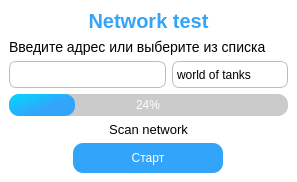
The window that gui/design.ui (linkortv/nettest) describes before a commit, drawn with Qt 5.
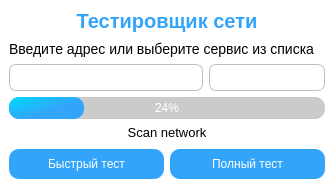
The same window after the commit.

Commit message: Update gitignore and design

Diff of the .ui file:
```diff
--- a/gui/design.ui
+++ b/gui/design.ui
@@ -2,6 +2,14 @@
 <ui version="4.0">
  <class>MainWindow</class>
  <widget class="QMainWindow" name="MainWindow">
+  <property name="geometry">
+   <rect>
+    <x>0</x>
+    <y>0</y>
+    <width>334</width>
+    <height>188</height>
+   </rect>
+  </property>
   <property name="sizePolicy">
    <sizepolicy hsizetype="Fixed" vsizetype="Preferred">
     <horstretch>150</horstretch>
@@ -27,20 +35,20 @@
        <enum>QFrame::Plain</enum>
       </property>
       <property name="text">
-       <string>Network test</string>
+       <string>Тестировщик сети</string>
       </property>
       <property name="alignment">
        <set>Qt::AlignCenter</set>
       </property>
      </widget>
     </item>
-    <item alignment="Qt::AlignLeft|Qt::AlignBottom">
+    <item>
      <widget class="QLabel" name="input_label">
       <property name="styleSheet">
        <string notr="true">font-size: 14px;</string>
       </property>
       <property name="text">
-       <string>Введите адрес или выберите из списка</string>
+       <string>Введите адрес или выберите сервис из списка</string>
       </property>
       <property name="alignment">
        <set>Qt::AlignLeading|Qt::AlignLeft|Qt::AlignVCenter</set>
@@ -120,6 +128,11 @@
         <property name="frame">
          <bool>true</bool>
         </property>
+        <item>
+         <property name="text">
+          <string/>
+         </property>
+        </item>
         <item>
          <property name="text">
           <string>world of tanks</string>
@@ -177,7 +190,9 @@
       </property>
      </widget>
     </item>
-    <item alignment="Qt::AlignHCenter|Qt::AlignTop">
+    <item>
+     <layout class="QHBoxLayout" name="horizontalLayout">
+      <item>
      <widget class="QPushButton" name="start_test">
       <property name="enabled">
        <bool>true</bool>
@@ -197,12 +212,28 @@
 border-radius: 10%; }</string>
       </property>
       <property name="text">
-       <string>Старт</string>
+         <string>Быстрый тест</string>
       </property>
       <property name="autoRepeatDelay">
        <number>300</number>
       </property>
      </widget>
+      </item>
+      <item>
+       <widget class="QPushButton" name="full_test">
+        <property name="styleSheet">
+         <string notr="true">background-color: #32a5fa;
+color: white;
+height: 30px;
+width: 150px;
+border-radius: 10%; </string>
+        </property>
+        <property name="text">
+         <string>Полный тест</string>
+        </property>
+       </widget>
+      </item>
+     </layout>
     </item>
    </layout>
   </widget>
```
Lines whose indentation alone changed are shown as unchanged. The commit also changes 1 other file.
